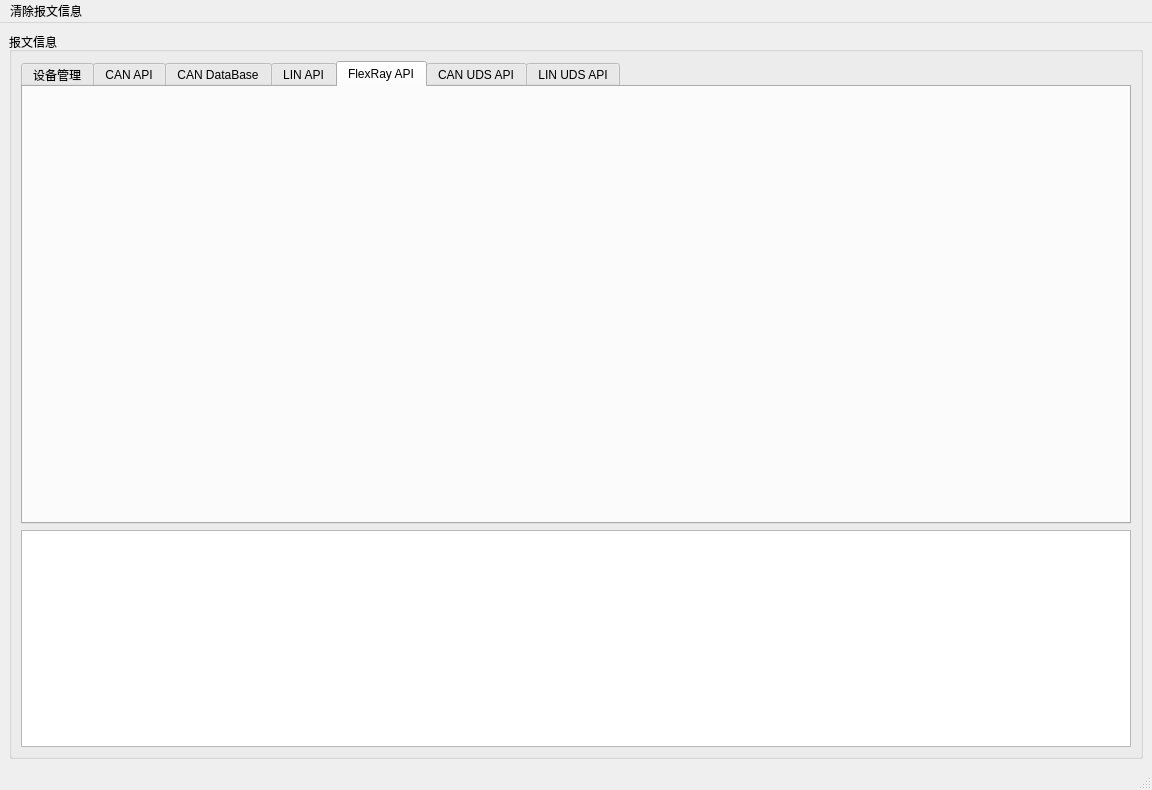
The window that Demo/libTSCAN_PyDemo.ui (sy950915/libTSCANApi) describes before a commit, drawn with Qt 5.
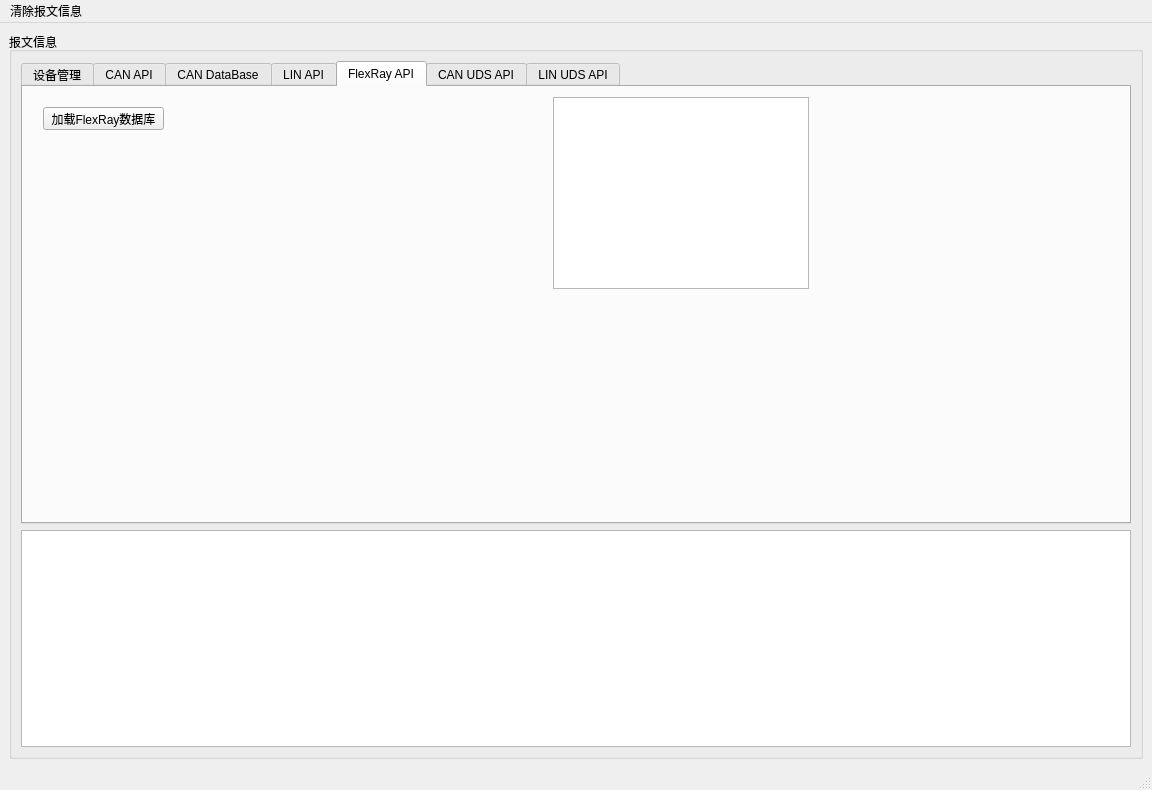
The same window after the commit. The open tabs and pages were chosen to show the change. Icons and pictures are not drawn.

```diff
--- a/Demo/libTSCAN_PyDemo.ui
+++ b/Demo/libTSCAN_PyDemo.ui
@@ -1761,6 +1761,29 @@
           <attribute name="title">
            <string>FlexRay API</string>
           </attribute>
+          <widget class="QTreeView" name="treeView">
+           <property name="geometry">
+            <rect>
+             <x>530</x>
+             <y>10</y>
+             <width>256</width>
+             <height>192</height>
+            </rect>
+           </property>
+          </widget>
+          <widget class="QPushButton" name="btn_loadXml">
+           <property name="geometry">
+            <rect>
+             <x>20</x>
+             <y>20</y>
+             <width>121</width>
+             <height>23</height>
+            </rect>
+           </property>
+           <property name="text">
+            <string>加载FlexRay数据库</string>
+           </property>
+          </widget>
          </widget>
          <widget class="QWidget" name="tab_2">
           <attribute name="title">
```
Left out of the diff: 2 changed lines with no effect on the pictures.
